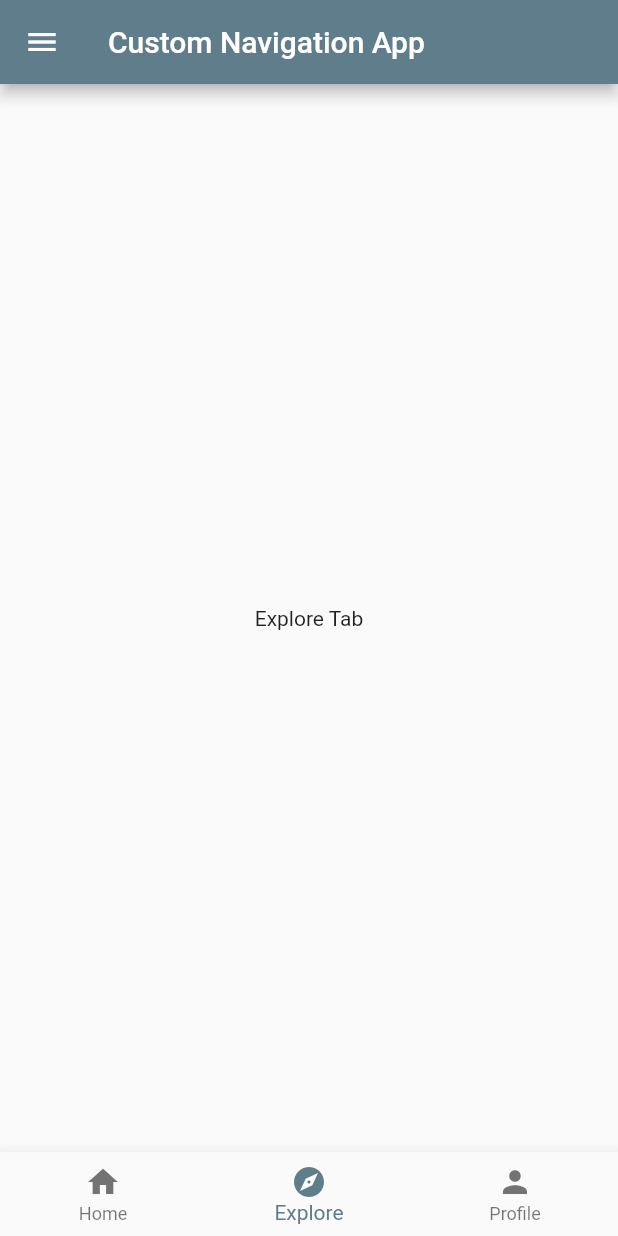
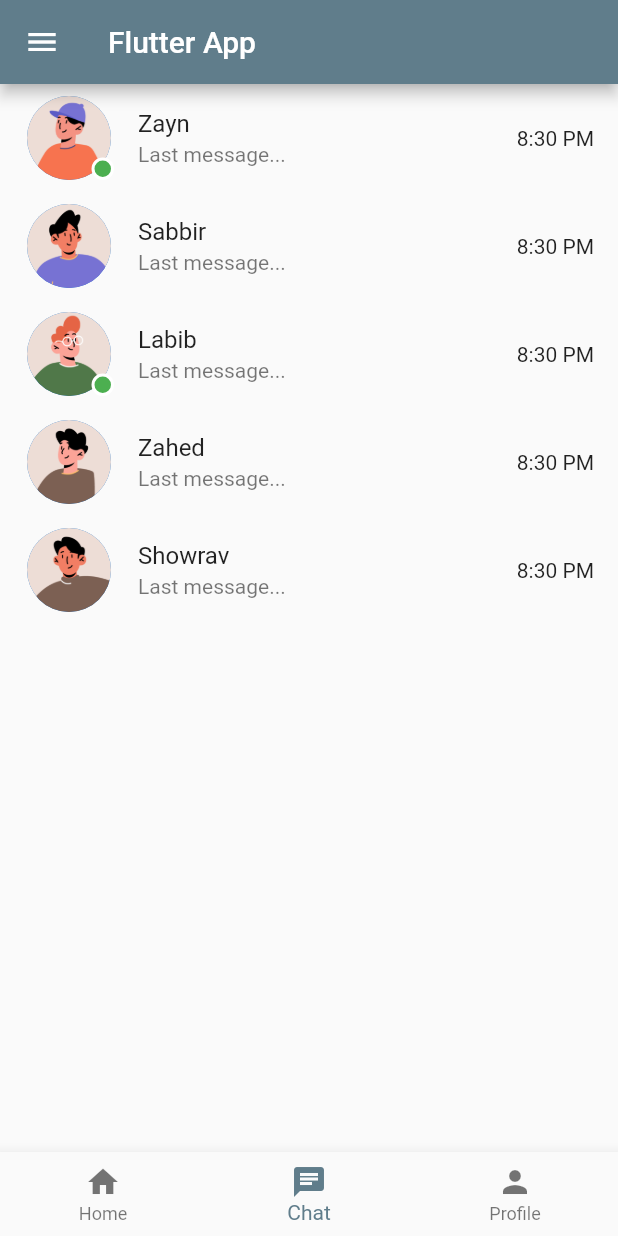
Before and after one commit to uhlapru57/custom-navigation-app, a Flutter app: the screen it shows after launch, item 2 of the bottom bar chosen, on a phone screen of 412 x 824 dp. Run offline on Flutter 3.47's test engine with Material 2 defaults, Android fonts, the phone set to English and light mode, and no system bars.

Commit message:
code updated

```diff
--- /dev/null
+++ b/custom_navigation_app/lib/chatlist.dart
@@ -0,0 +1,79 @@
+import 'package:flutter/material.dart';
+
+class ChatList extends StatelessWidget {
+  @override
+  Widget build(BuildContext context) {
+    return MaterialApp(
+      debugShowCheckedModeBanner: false,
+      home: ChatListScreen(),
+    );
+  }
+}
+
+class ChatListScreen extends StatelessWidget {
+  final List<ChatUser> chatUsers = [
+    ChatUser("Zayn", "assets/zayn.png", true),
+    ChatUser("Sabbir", "assets/sabbir.png", false),
+    ChatUser("Labib", "assets/labib.png", true),
+    ChatUser("Zahed", "assets/zahed.png", false),
+    ChatUser("Showrav", "assets/showrav.png", false),
+  ];
+
+  @override
+  Widget build(BuildContext context) {
+    return Scaffold(
+      body: ListView.builder(
+        itemCount: chatUsers.length,
+        itemBuilder: (context, index) {
+          final user = chatUsers[index];
+          return ChatListItem(user: user);
+        },
+      ),
+    );
+  }
+}
+
+class ChatUser {
+  final String name;
+  final String profileImage;
+  final bool isActive;
+
+  ChatUser(this.name, this.profileImage, this.isActive);
+}
+
+class ChatListItem extends StatelessWidget {
+  final ChatUser user;
+
+  ChatListItem({required this.user});
+
+  @override
+  Widget build(BuildContext context) {
+    return ListTile(
+      leading: Stack(
+        children: [
+          CircleAvatar(
+            radius: 30,
+            backgroundImage: AssetImage(user.profileImage),
+          ),
+          if (user.isActive)
+            Positioned(
+              bottom: 0,
+              right: 0,
+              child: Container(
+                width: 15,
+                height: 15,
+                decoration: BoxDecoration(
+                  shape: BoxShape.circle,
+                  color: Colors.green,
+                  border: Border.all(color: Colors.white, width: 2),
+                ),
+              ),
+            ),
+        ],
+      ),
+      title: Text(user.name),
+      subtitle: Text("Last message..."),
+      trailing: Text("8:30 PM"),
+    );
+  }
+}
--- a/custom_navigation_app/lib/exploretab.dart
+++ /dev/null
@@ -1,10 +0,0 @@
-import 'package:flutter/material.dart';
-
-class ExploreTab extends StatelessWidget {
-  @override
-  Widget build(BuildContext context) {
-    return Center(
-      child: Text('Explore Tab'),
-    );
-  }
-}
--- a/custom_navigation_app/lib/main.dart
+++ b/custom_navigation_app/lib/main.dart
@@ -1,6 +1,6 @@
 import 'package:flutter/material.dart';
 import 'hometab.dart';
-import 'exploretab.dart';
+import 'chatlist.dart';
 import 'profiletab.dart';
 void main() {
   runApp(MyApp());
@@ -11,7 +11,6 @@ class MyApp extends StatelessWidget {
   Widget build(BuildContext context) {
     return MaterialApp(
       debugShowCheckedModeBanner: false,
-      title: 'Custom Navigation App',
       theme: ThemeData(
         primarySwatch: Colors.blueGrey,
       ),
@@ -29,8 +28,8 @@ class _MyHomePageState extends State<MyHomePage> {
   int _currentIndex = 0;
 
   final List<Widget> _tabs = [
-    HomeTab(),
-    ExploreTab(),
+    const HomeTab(),
+    ChatList(),
     ProfileTab(),
   ];
 
@@ -38,7 +37,7 @@ class _MyHomePageState extends State<MyHomePage> {
   Widget build(BuildContext context) {
     return Scaffold(
       appBar: AppBar(
-        title: Text('Custom Navigation App'),
+        title: Text('Flutter App'),
       ),
       body: _tabs[_currentIndex],
       bottomNavigationBar: BottomNavigationBar(
@@ -54,8 +53,8 @@ class _MyHomePageState extends State<MyHomePage> {
             label: 'Home',
           ),
           BottomNavigationBarItem(
-            icon: Icon(Icons.explore),
-            label: 'Explore',
+            icon: Icon(Icons.chat),
+            label: 'Chat',
           ),
           BottomNavigationBarItem(
             icon: Icon(Icons.person),
```
Also changed, not shown: custom_navigation_app/assets/labib.png (added), custom_navigation_app/assets/sabbir.png (added), custom_navigation_app/assets/showrav.png (added), custom_navigation_app/assets/zahed.png (added), custom_navigation_app/assets/zayn.png (added).
